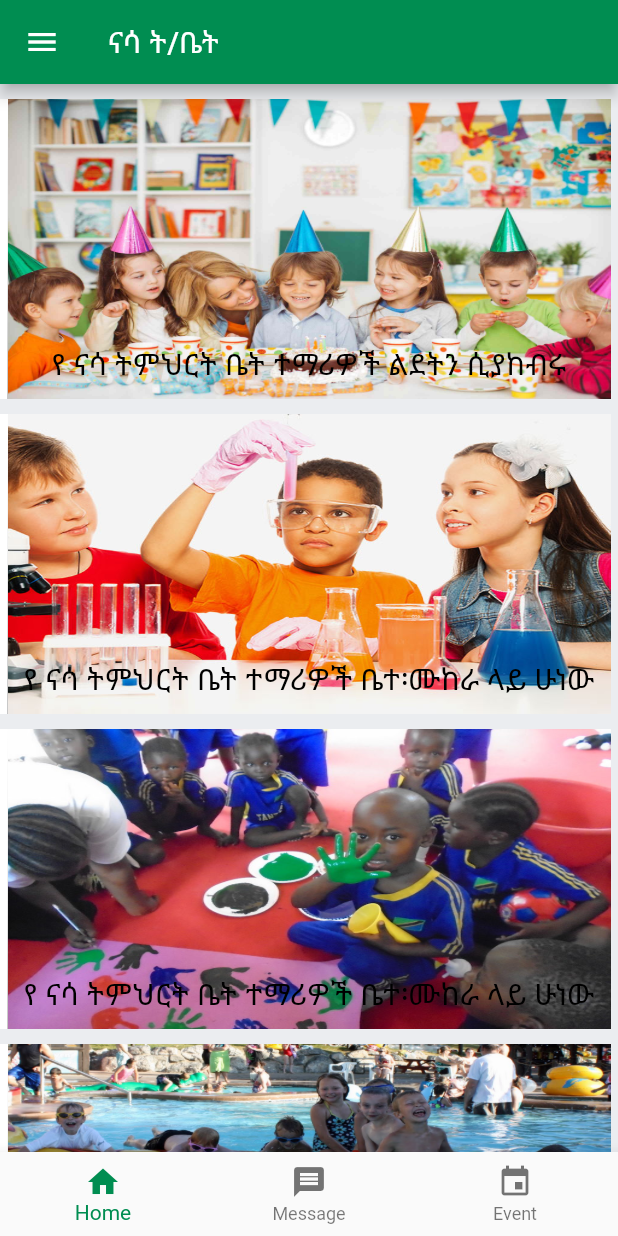
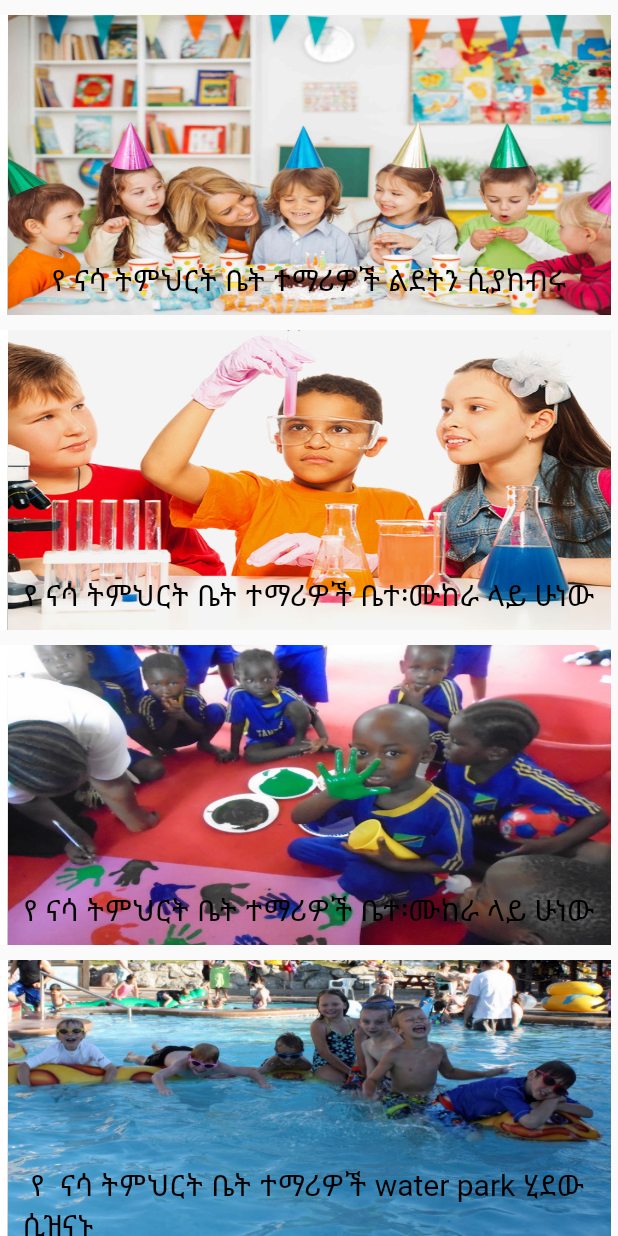
Before and after one commit to YemaneAbrha/Nasa-Acadamy, a Flutter app: the HomePage widget shown alone on an empty page, opened directly, on a phone screen of 412 x 824 dp. Run offline on Flutter 3.47's test engine with Material 2 defaults, Android fonts, the phone set to English and light mode, and no system bars; our stand-ins replace google_maps_flutter.

Commit message:
Making Single Page

```diff
--- a/lib/pressentation/body/home.dart
+++ b/lib/pressentation/body/home.dart
@@ -11,10 +11,11 @@ class HomePage extends StatefulWidget {
 class _HomePageState extends State<HomePage> {
   @override
   Widget build(BuildContext context) {
-    return Scaffold(
-      backgroundColor: Color.fromRGBO(235, 237, 240, 1.0),
-      appBar: BasicAppBar.getAppBar(context),
-      body: Container(
+    // return Scaffold(
+    // backgroundColor: Color.fromRGBO(235, 237, 240, 1.0),
+    // appBar: BasicAppBar.getAppBar(context),
+
+    return Container(
       child: ListView(
         children: <Widget>[
           SizedBox(
@@ -191,9 +192,9 @@ class _HomePageState extends State<HomePage> {
           )
         ],
       ),
-      ),
-      drawer: SideBarDrawer(),
-      bottomNavigationBar: ButtomNavigationBarContainer(),
     );
+    // drawer: SideBarDrawer(),
+    // bottomNavigationBar: ButtomNavigationBarContainer(),
+    // );
   }
 }
```
Lines whose indentation alone changed are shown as unchanged.
